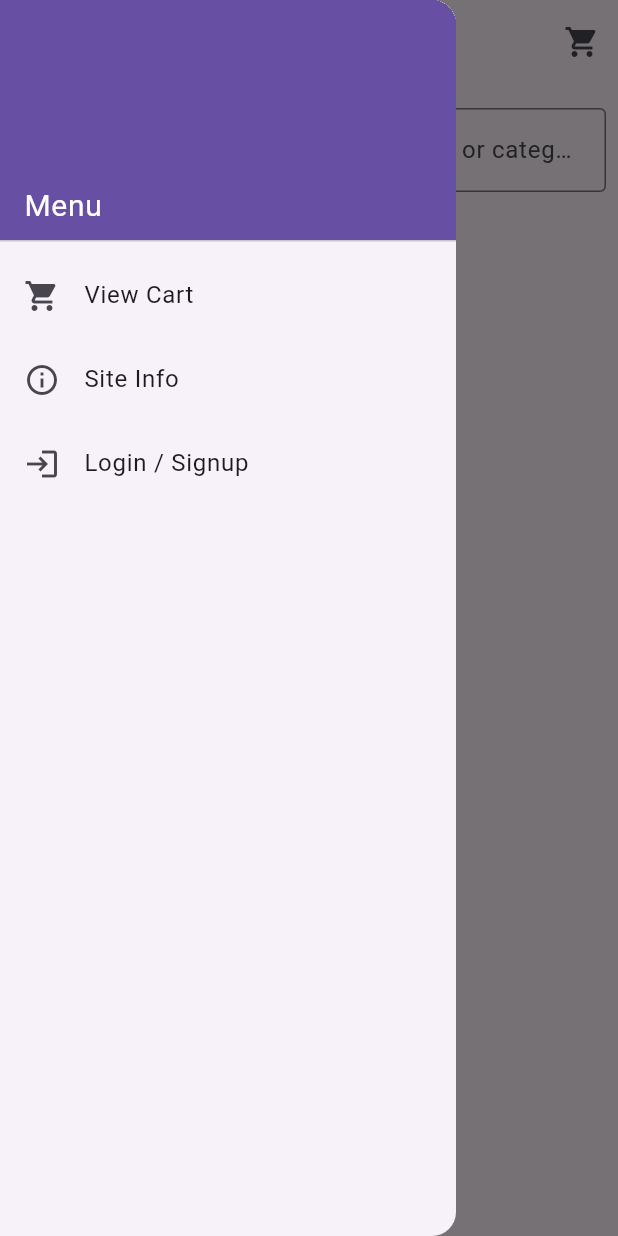
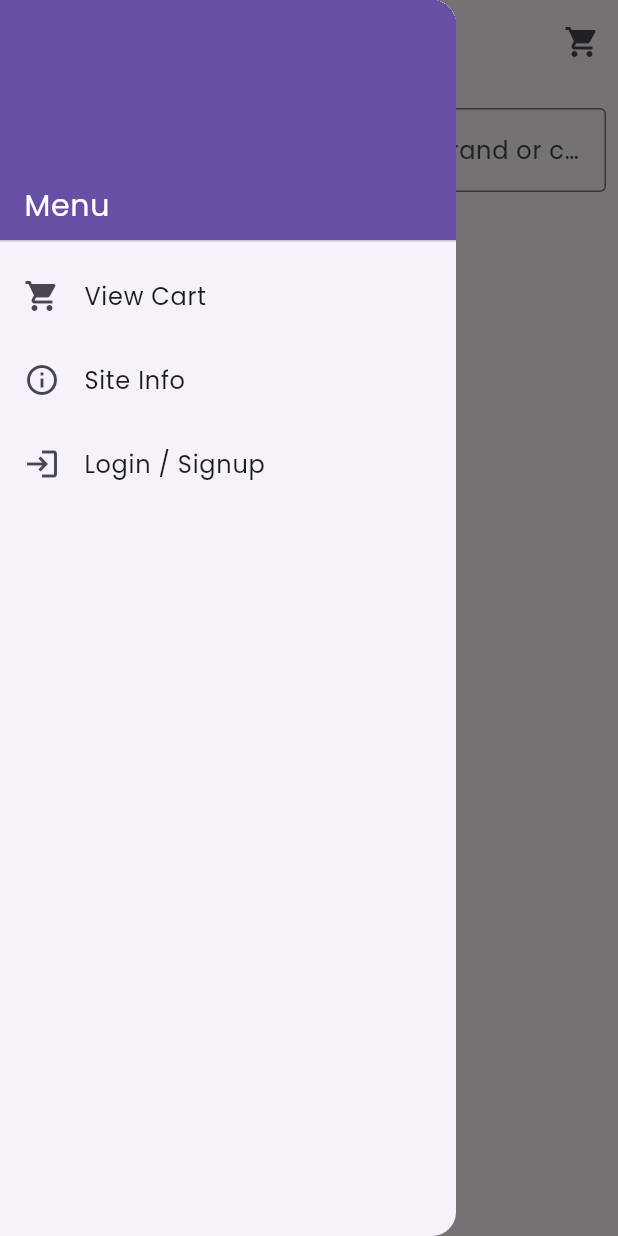
Before and after one commit to MANishS00/perfume_House_Flutter_App, a Flutter app: the screen it shows after launch, with the side drawer open, on a phone screen of 412 x 824 dp. Run offline on Flutter 3.47's test engine with Material 3 defaults, Android fonts, the phone set to English and light mode, and no system bars; our stand-ins replace google_fonts, shared_preferences, webview_flutter; missing offline and left inert: webview_flutter_android; network calls fail.

Commit message:
add google fonts

```diff
--- a/lib/main.dart
+++ b/lib/main.dart
@@ -1,4 +1,5 @@
 import 'package:flutter/material.dart';
+import 'package:google_fonts/google_fonts.dart';
 import 'screens/product_list.dart';
 import 'screens/auth_screen.dart';
 import 'screens/verify_screen.dart';
@@ -28,8 +29,10 @@ class PerfumeApp extends StatelessWidget {
   @override
   Widget build(BuildContext context) {
     return MaterialApp(
-      title: 'Perfume Store',
-      theme: ThemeData(primarySwatch: Colors.purple),
+      title: 'Perfume House',
+      theme: ThemeData(
+        textTheme: GoogleFonts.poppinsTextTheme(Theme.of(context).textTheme),
+      ),
       home: const ProductListScreen(),
       routes: {
         '/auth': (c) => const AuthScreen(),
--- a/pubspec.yaml
+++ b/pubspec.yaml
@@ -40,6 +40,7 @@ dependencies:
   webview_flutter_android: ^4.10.1
   webview_flutter_wkwebview: ^3.23.0
   url_launcher: ^6.3.2
+  google_fonts: ^4.0.4
 
 dev_dependencies:
   flutter_test:
```
Also changed, not shown: pubspec.lock, 1 other file.
